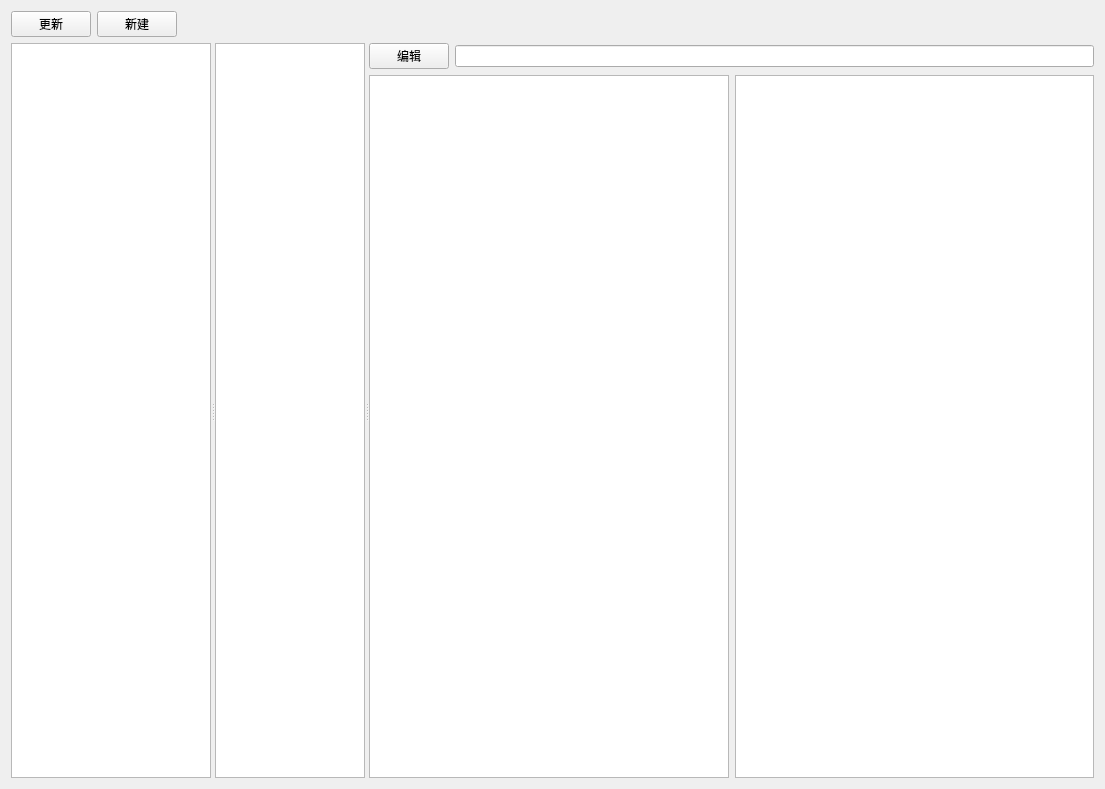
Before: the Qt Designer form GitNote.ui in pluohust/GitNote, drawn with Qt 5.
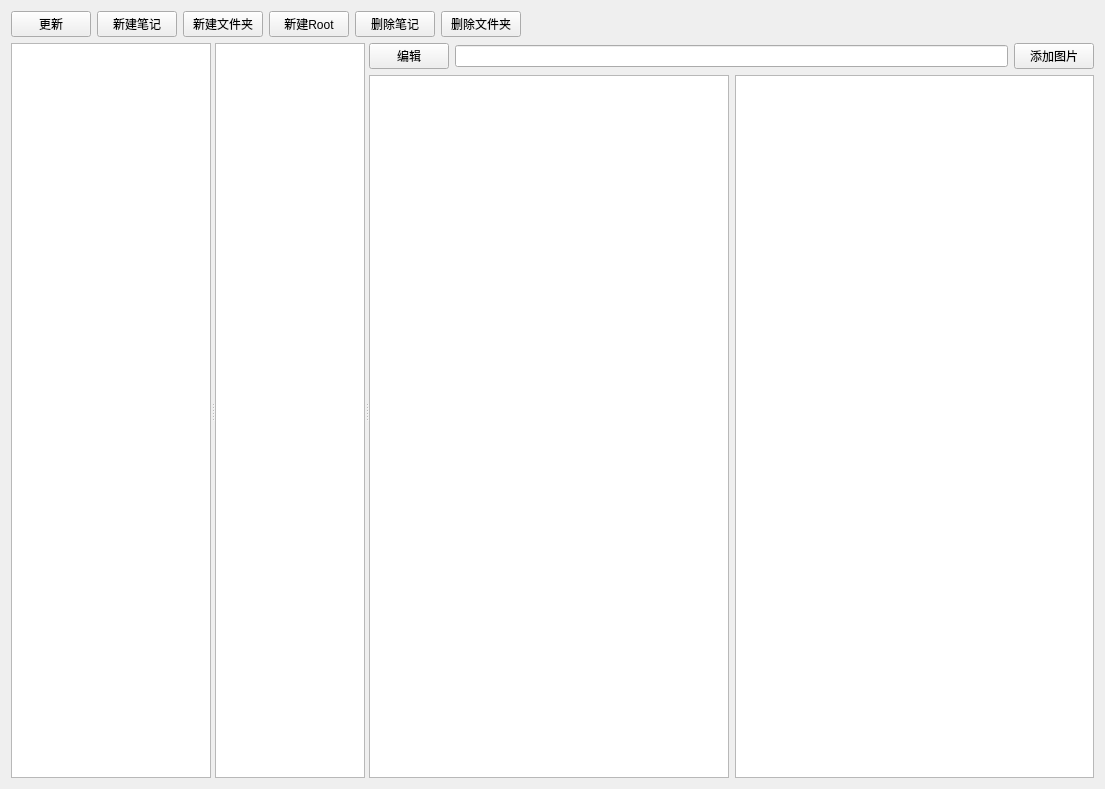
After: the same form once the commit is applied. Icons and pictures are not drawn.

The edit to the form file:
```diff
--- a/GitNote.ui
+++ b/GitNote.ui
@@ -25,7 +25,7 @@
   </property>
   <layout class="QVBoxLayout" name="verticalLayout_2">
    <item>
-    <layout class="QHBoxLayout" name="horizontalLayout" stretch="0,0,1">
+    <layout class="QHBoxLayout" name="horizontalLayout" stretch="0,0,0,0,0,0,1">
      <item>
       <widget class="QPushButton" name="pushButton_update">
        <property name="text">
@@ -36,7 +36,35 @@
      <item>
       <widget class="QPushButton" name="pushButton_create">
        <property name="text">
-        <string>新建</string>
+        <string>新建笔记</string>
+       </property>
+      </widget>
+     </item>
+     <item>
+      <widget class="QPushButton" name="pushButton_createdir">
+       <property name="text">
+        <string>新建文件夹</string>
+       </property>
+      </widget>
+     </item>
+     <item>
+      <widget class="QPushButton" name="pushButton_createroot">
+       <property name="text">
+        <string>新建Root</string>
+       </property>
+      </widget>
+     </item>
+     <item>
+      <widget class="QPushButton" name="pushButton_delete">
+       <property name="text">
+        <string>删除笔记</string>
+       </property>
+      </widget>
+     </item>
+     <item>
+      <widget class="QPushButton" name="pushButton_deletedir">
+       <property name="text">
+        <string>删除文件夹</string>
        </property>
       </widget>
      </item>
@@ -131,7 +159,7 @@
        </property>
       </widget>
      </widget>
-     <widget class="QWidget" name="">
+     <widget class="QWidget" name="layoutWidget">
       <layout class="QVBoxLayout" name="verticalLayout">
        <item>
         <layout class="QHBoxLayout" name="horizontalLayout_3">
@@ -149,6 +177,13 @@
            </property>
           </widget>
          </item>
+         <item>
+          <widget class="QPushButton" name="pushButton_addpicture">
+           <property name="text">
+            <string>添加图片</string>
+           </property>
+          </widget>
+         </item>
         </layout>
        </item>
        <item>
```
Left out of the diff: 13 changed lines with no effect on the pictures.
